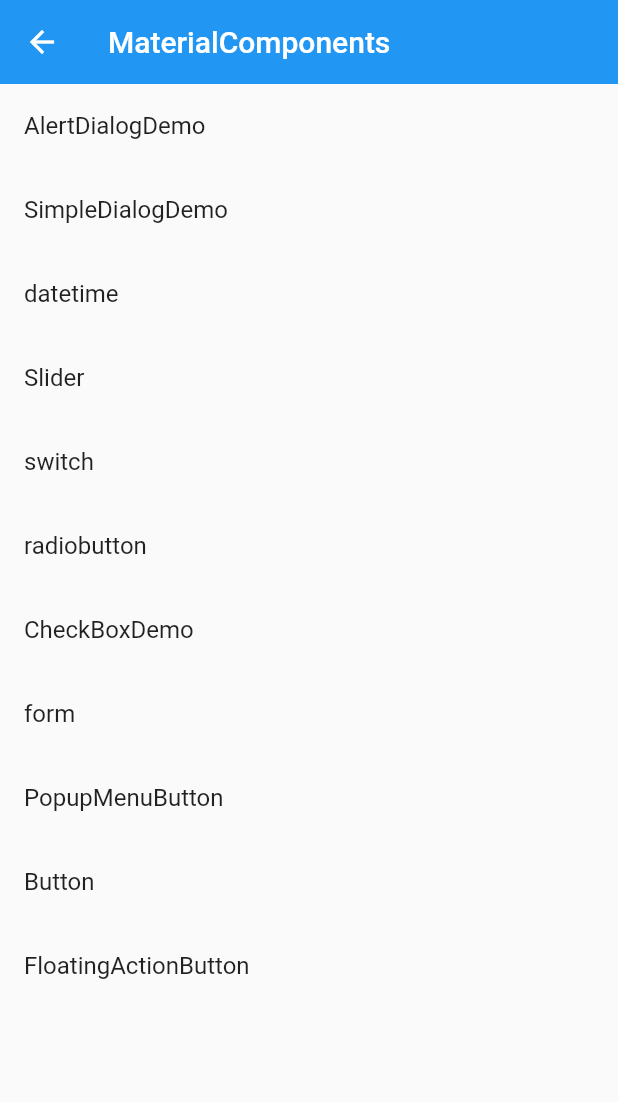
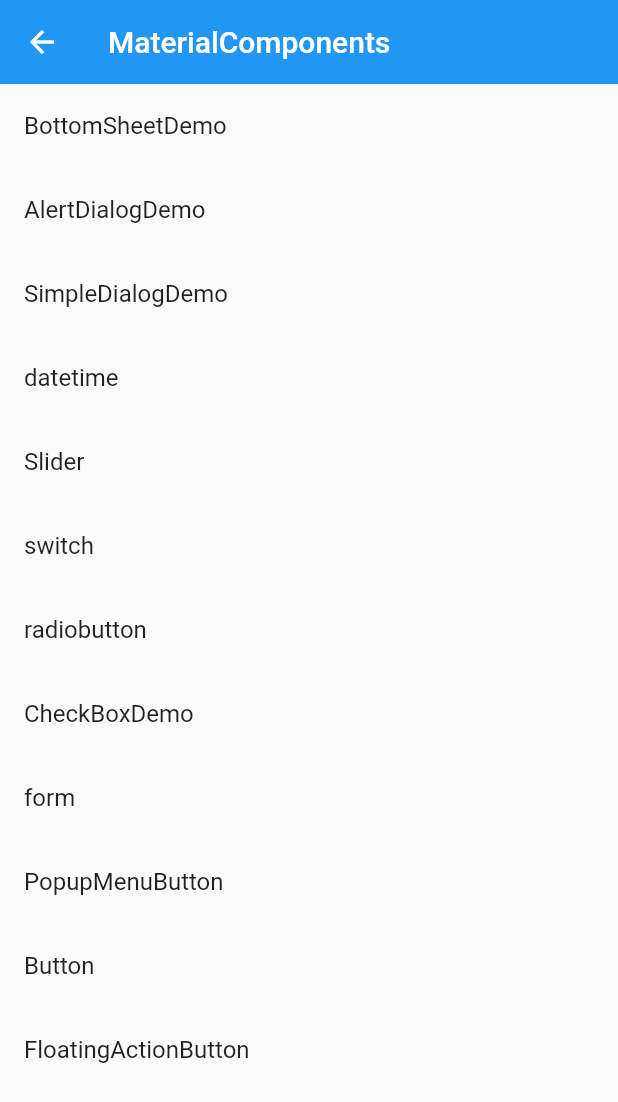
Before and after one commit to YuDongZhang/flutter_app_learn, a Flutter app: the MaterialComponents screen opened directly, on a phone screen of 412 x 824 dp. Shown: the top 1102 px of the screen. Run offline on Flutter 3.47's test engine with Material 2 defaults, Android fonts, the phone set to English and light mode, and no system bars.

Commit message:
打印值

```diff
--- a/lib/20-宁浩教程练习/demo/material_components.dart
+++ b/lib/20-宁浩教程练习/demo/material_components.dart
@@ -10,6 +10,7 @@ import 'package:flutter_app_learn/20-%E5%AE%81%E6%B5%A9%E6%95%99%E7%A8%8B%E7%BB%
 import 'package:flutter_app_learn/20-%E5%AE%81%E6%B5%A9%E6%95%99%E7%A8%8B%E7%BB%83%E4%B9%A0/demo/switch_demo.dart';
 
 import 'Button_Demo.dart';
+import 'bottom_sheet_demo.dart';
 import 'floating_action_button_demo.dart';
 
 class MaterialComponents extends StatelessWidget {
@@ -22,6 +23,7 @@ class MaterialComponents extends StatelessWidget {
       ),
       body: ListView(
         children: [
+          ListItem(title: 'BottomSheetDemo', page: BottomSheetDemo()),
           ListItem(title: 'AlertDialogDemo', page: AlertDialogDemo()),
           ListItem(title: 'SimpleDialogDemo', page: SimpleDialogDemo()),
           ListItem(title: 'datetime', page: DateTimeDemo()),
```
